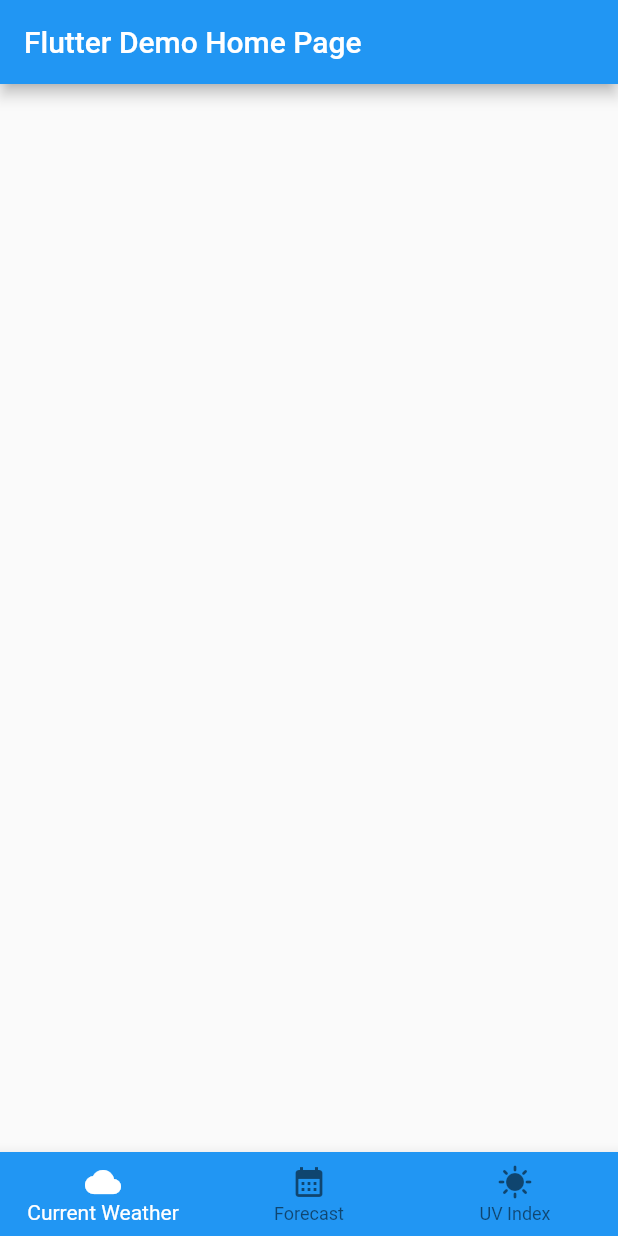
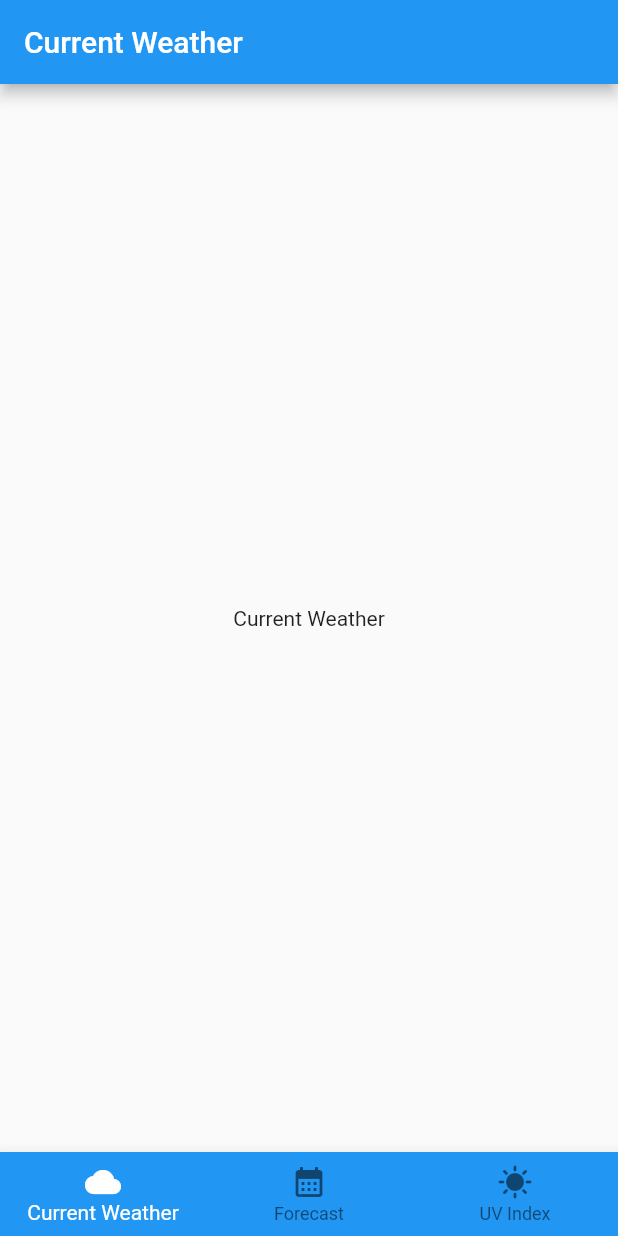
Before and after one commit to kensodemann/local_weather, a Flutter app: the screen it shows after launch, on a phone screen of 412 x 824 dp. Run offline on Flutter 3.47's test engine with Material 2 defaults, Android fonts, the phone set to English and light mode, and no system bars.

Commit message:
feat(app): scaffold the child pages

```diff
--- /dev/null
+++ b/lib/pages/current_weather_page.dart
@@ -0,0 +1,10 @@
+import 'package:flutter/material.dart';
+
+class CurrentWeatherPage extends StatelessWidget {
+  const CurrentWeatherPage({Key? key}) : super(key: key);
+
+  @override
+  Widget build(BuildContext context) {
+    return const Center(child: Text('Current Weather'));
+  }
+}
--- /dev/null
+++ b/lib/pages/forecast_page.dart
@@ -0,0 +1,10 @@
+import 'package:flutter/material.dart';
+
+class ForecastPage extends StatelessWidget {
+  const ForecastPage({Key? key}) : super(key: key);
+
+  @override
+  Widget build(BuildContext context) {
+    return const Center(child: Text('Forecasts'));
+  }
+}
--- a/lib/pages/tabs_page.dart
+++ b/lib/pages/tabs_page.dart
@@ -1,4 +1,17 @@
 import 'package:flutter/material.dart';
+import 'package:local_weather/pages/current_weather_page.dart';
+import 'package:local_weather/pages/forecast_page.dart';
+import 'package:local_weather/pages/uv_index_page.dart';
+
+class _Page {
+  final Widget page;
+  final String title;
+
+  const _Page({
+    required this.page,
+    required this.title,
+  });
+}
 
 class TabsPage extends StatefulWidget {
   const TabsPage({Key? key, required this.title}) : super(key: key);
@@ -10,15 +23,30 @@ class TabsPage extends StatefulWidget {
 }
 
 class _TabsPageState extends State<TabsPage> {
+  final _pages = const [
+    _Page(
+      page: CurrentWeatherPage(),
+      title: 'Current Weather',
+    ),
+    _Page(
+      page: ForecastPage(),
+      title: 'Forecasts',
+    ),
+    _Page(
+      page: UVIndexPage(),
+      title: 'UV Index',
+    ),
+  ];
+
   int _currentTabIndex = 0;
 
   @override
   Widget build(BuildContext context) {
     return Scaffold(
       appBar: AppBar(
-        title: Text(widget.title),
+        title: Text(_pages[_currentTabIndex].title),
       ),
-      body: null,
+      body: _pages[_currentTabIndex].page,
       bottomNavigationBar: BottomNavigationBar(
         backgroundColor: Theme.of(context).colorScheme.primary,
         selectedItemColor: Colors.white,
--- /dev/null
+++ b/lib/pages/uv_index_page.dart
@@ -0,0 +1,10 @@
+import 'package:flutter/material.dart';
+
+class UVIndexPage extends StatelessWidget {
+  const UVIndexPage({Key? key}) : super(key: key);
+
+  @override
+  Widget build(BuildContext context) {
+    return const Center(child: Text('UV Index'));
+  }
+}
```
